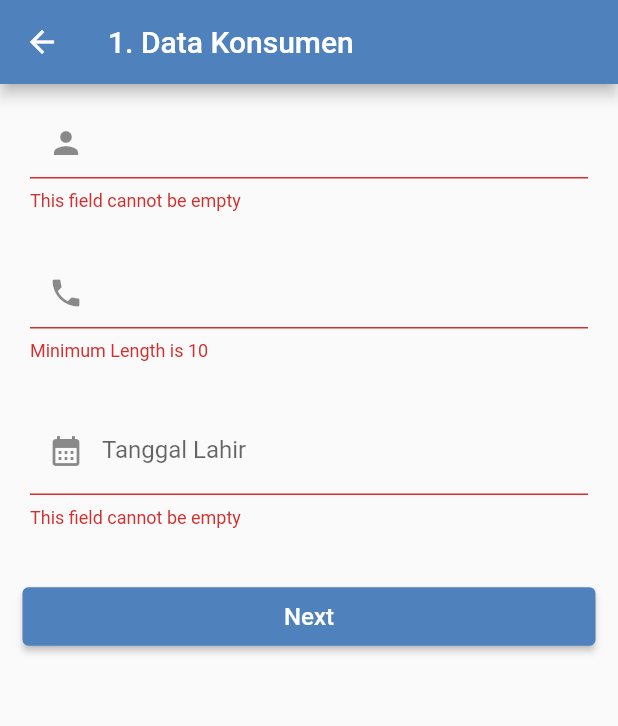
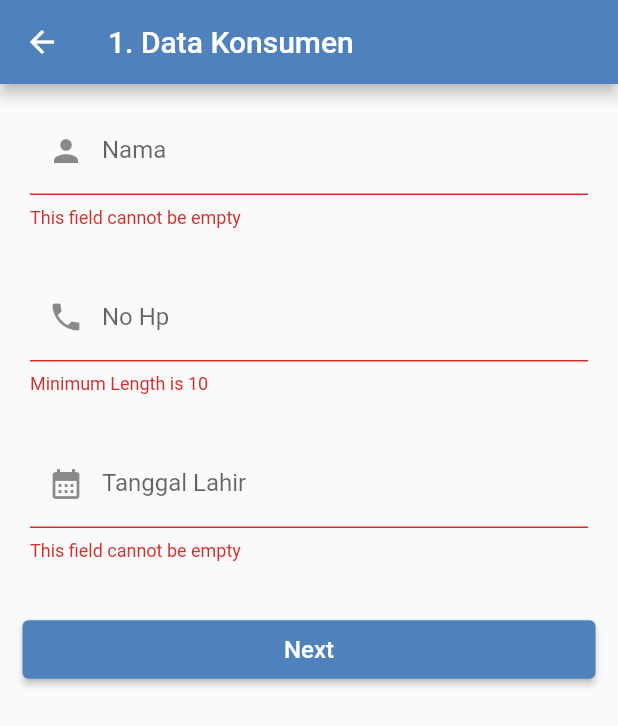
Before and after one commit to drewjya/bloc_advance, a Flutter app: the AddScreen screen opened directly, on a phone screen of 412 x 824 dp. Shown: the top 726 px of the screen. Run offline on Flutter 3.47's test engine with Material 2 defaults, Android fonts, the phone set to English and light mode, and no system bars; our stand-ins replace bloc, equatable, file_picker, flutter_bloc, flutter_hooks, hive and 2 more; accounts and stored records are empty.

Commit message:
add label

```diff
--- a/lib/screens/add_screen.dart
+++ b/lib/screens/add_screen.dart
@@ -63,6 +63,7 @@ class AddScreen extends HookWidget {
                     CustomTextField(
                       icon: Icons.person,
                       controller: name,
+                      text: "Nama",
                       autovalidateMode: AutovalidateMode.always,
                       validator: Validator().checkEmpty,
                       enabled: index == 1,
@@ -70,6 +71,7 @@ class AddScreen extends HookWidget {
                     CustomTextField(
                       icon: Icons.phone,
                       controller: phoneNum,
+                      text: "No Hp",
                       autovalidateMode: AutovalidateMode.always,
                       validator: Validator().checkNumberPhone,
                       enabled: index == 1,
```
